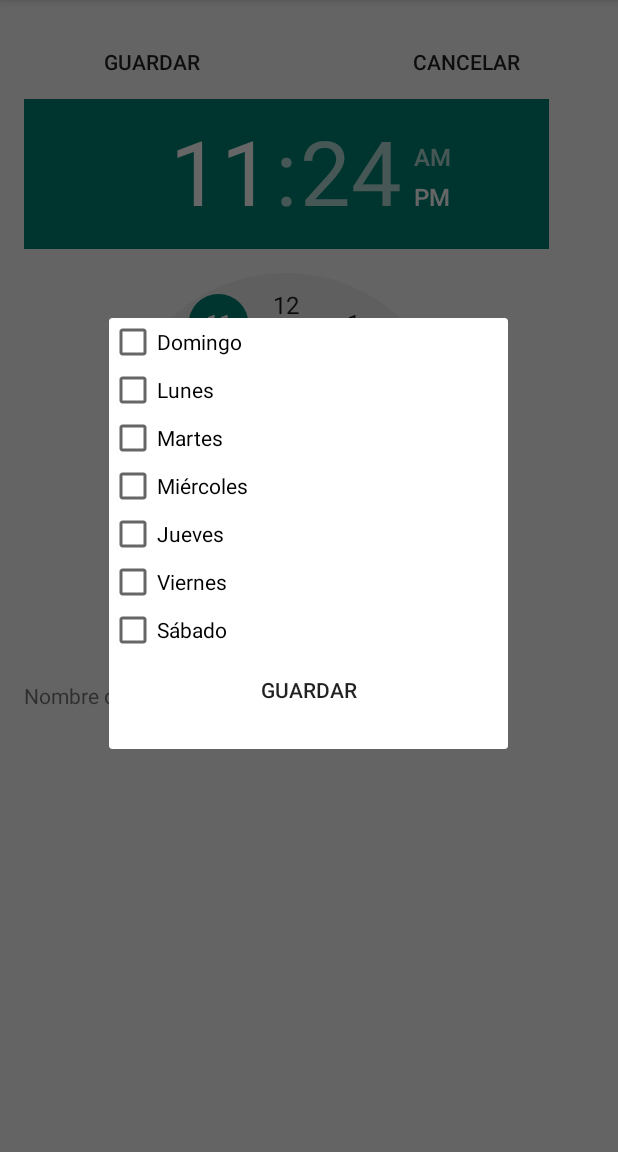
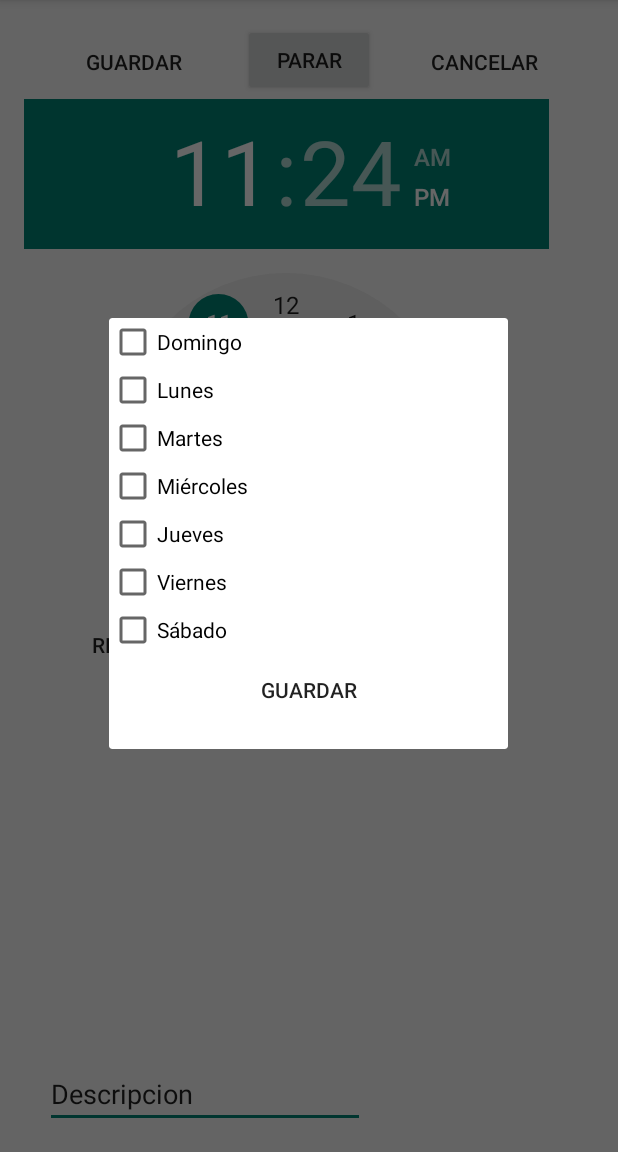
Before and after one commit to MichN7/LampOn, an Android app: the fragment DFragment placed in its activity, on a phone screen of 412 x 824 dp, the part 84-1236 px from its top. Run offline under Robolectric (Android 15) with nearby library versions, the phone set to English and light mode, and no system bars; 3 statements that could not run were skipped.

Commit message:
Se agrego AlarmManager y Sevicio de Ringtone

```diff
--- a/app/build.gradle
+++ b/app/build.gradle
@@ -32,5 +32,7 @@ dependencies {
     compile 'com.facebook.android:facebook-android-sdk:[4,5)'
     compile 'com.android.support:design:24.2.1'
     compile 'com.android.support:support-v4:24.2.1'
+
     testCompile 'junit:junit:4.12'
+    compile 'com.google.android.gms:play-services-appindexing:8.4.0'
 }
--- a/app/src/main/java/com/greye/lampon/DFragment.java
+++ b/app/src/main/java/com/greye/lampon/DFragment.java
@@ -5,7 +5,8 @@ import android.os.Bundle;
 import android.support.v4.app.DialogFragment;
 import android.view.LayoutInflater;
 import android.view.View;
-        import android.view.ViewGroup;
+import android.view.View.OnClickListener;
+import android.view.ViewGroup;
 
 public class DFragment extends DialogFragment {
     @Override
@@ -17,4 +18,6 @@ public class DFragment extends DialogFragment {
         // Do something else
         return rootView;
     }
+
+
 }
--- /dev/null
+++ b/app/src/main/java/com/greye/lampon/DbHelper.java
@@ -0,0 +1,31 @@
+package com.greye.lampon;
+
+import android.content.Context;
+import android.database.sqlite.SQLiteDatabase;
+import android.database.sqlite.SQLiteOpenHelper;
+
+/**
+ * Created by emmanuelgarcia on 05/11/16.
+ */
+
+
+public class DbHelper extends SQLiteOpenHelper {
+    private static final String DB_NAME = "Alarmas.sqlite";
+    private static final int DB_SCHEME_VERSION = 1;
+
+    public DbHelper(Context context) {
+        super(context, DB_NAME, null, DB_SCHEME_VERSION);
+    }
+
+    @Override
+    public void onCreate(SQLiteDatabase db) {
+        db.execSQL(DataBaseManager.CREATE_TABLE_DIAS);
+        db.execSQL(DataBaseManager.CREATE_TABLE_ALARMA);
+
+    }
+
+    @Override
+    public void onUpgrade(SQLiteDatabase db, int oldVersion, int newVersion) {
+
+    }
+}
--- a/app/src/main/java/com/greye/lampon/HourActivity2.java
+++ b/app/src/main/java/com/greye/lampon/HourActivity2.java
@@ -1,6 +1,13 @@
 package com.greye.lampon;
 
+import android.app.AlarmManager;
+import android.app.PendingIntent;
+import android.content.Context;
 import android.content.Intent;
+import android.net.Uri;
+import android.os.Build;
+import android.provider.MediaStore;
+import android.support.annotation.RequiresApi;
 import android.support.v7.app.AppCompatActivity;
 import android.os.Bundle;
 import android.util.Log;
@@ -8,13 +15,45 @@ import android.support.v4.app.FragmentActivity;
 import android.support.v4.app.FragmentManager;
 import android.view.View;
 import android.widget.Button;
+import android.widget.CheckBox;
+import android.widget.RadioButton;
+import android.widget.TimePicker;
+import android.widget.Toast;
 
-public class HourActivity2 extends AppCompatActivity implements View.OnClickListener{
+import com.google.android.gms.appindexing.Action;
+import com.google.android.gms.appindexing.AppIndex;
+import com.google.android.gms.appindexing.Thing;
+import com.google.android.gms.common.api.GoogleApiClient;
+
+import java.util.Calendar;
+
+
+public class HourActivity2 extends AppCompatActivity implements View.OnClickListener {
+
+
+    int Aplazar = 0;
+
+    AlarmManager alarm_Manager;
+    TimePicker alarm_timepicker;
+    Context context;
+    PendingIntent pending_intent;
+    Intent mi_intent;
+    Calendar cal;
+    /**
+     * ATTENTION: This was auto-generated to implement the App Indexing API.
+     * See https://g.co/AppIndexing/AndroidStudio for more information.
+     */
+    private GoogleApiClient client;
+
 
     @Override
     protected void onCreate(Bundle savedInstanceState) {
+
+        DbHelper helper = new DbHelper(this);
         super.onCreate(savedInstanceState);
         setContentView(R.layout.activity_hour2);
+        final Calendar cal = Calendar.getInstance();
+        this.context = this;
 
         Button Repetir = (Button) findViewById(R.id.btnRepetir);
         Repetir.setOnClickListener(this);
@@ -25,38 +64,167 @@ public class HourActivity2 extends AppCompatActivity implements View.OnClickList
         Button Cancelar = (Button) findViewById(R.id.btnCancelar);
         Cancelar.setOnClickListener(this);
 
-        Button Guardar = (Button) findViewById(R.id.btnGuardar);
-        Guardar.setOnClickListener(this);
+        Button btnGuardar = (Button) findViewById(R.id.btnGuardar);
+        Button btnPararAlarma = (Button) findViewById(R.id.btnPararAlarma);
+
+        alarm_Manager = (AlarmManager) getSystemService(ALARM_SERVICE);
+        //se inicializa el timepiker
+        alarm_timepicker = (TimePicker) findViewById(R.id.tpHora);
+
+        final Intent mi_intent = new Intent(this.context, Alarm_Receiver.class);
+
+        btnGuardar.setOnClickListener(new View.OnClickListener() {
+            @RequiresApi(api = Build.VERSION_CODES.M)
+            @Override
+            public void onClick(View v) {
+
+
+                cal.set(Calendar.HOUR_OF_DAY, alarm_timepicker.getCurrentHour());
+                cal.set(Calendar.MINUTE, alarm_timepicker.getCurrentMinute());
+
+                pending_intent = PendingIntent.getBroadcast(HourActivity2.this, 0, mi_intent, PendingIntent.FLAG_UPDATE_CURRENT);
+                alarm_Manager.set(AlarmManager.RTC_WAKEUP, cal.getTimeInMillis(), pending_intent);
+
+                mi_intent.putExtra("extra","alarm_on");
+
+            }
+        });
+/*
+        btnPararAlarma.setOnClickListener(new View.OnClickListener() {
+            @Override
+            public void onClick(View v) {
+                    alarm_Manager.cancel(pending_intent);
+                    mi_intent.putExtra("extra","alarm_off");
+                    sendBroadcast(mi_intent);
+
+
+            }
+        });
+        */
+
+        // ATTENTION: This was auto-generated to implement the App Indexing API.
+        // See https://g.co/AppIndexing/AndroidStudio for more information.
+        client = new GoogleApiClient.Builder(this).addApi(AppIndex.API).build();
     }
+
+
     FragmentManager fm = getSupportFragmentManager();
+
+    @RequiresApi(api = Build.VERSION_CODES.N)
     @Override
     public void onClick(View v) {
-        if (v.getId() == R.id.btnRepetir){
+        if (v.getId() == R.id.btnRepetir) {
             try {
 
                 DFragment dFragment = new DFragment();
                 // Show DialogFragment
                 dFragment.show(fm, "Dialog Fragment");
-            }
-            catch (Exception e){
-                Log.e(null,"error");
+            } catch (Exception e) {
+                Log.e(null, "error");
             }
         }
-        if (v.getId() == R.id.btnAplazar){
+        if (v.getId() == R.id.btnAplazar) {
             try {
                 DFragmentDesplazar dFragmentDs = new DFragmentDesplazar();
                 // Show DialogFragment
                 dFragmentDs.show(fm, "Dialog Fragment");
-            }
-            catch (Exception e){
-                Log.e(null,"error");
+            } catch (Exception e) {
+                Log.e(null, "error");
             }
         }
-        if (v.getId() == R.id.btnCancelar){
+        if (v.getId() == R.id.btnCancelar) {
+            alarm_Manager.cancel(pending_intent);
+            sendBroadcast(mi_intent);
             finish();
         }
-        if (v.getId() == R.id.btnGuardar){
-            //aqui se llama a la base de datos
+
+
+        if (v.getId() == R.id.btnGuardarRepetir) {
+            CheckBox cb1 = (CheckBox) findViewById(R.id.checkBox);
+            CheckBox cb2 = (CheckBox) findViewById(R.id.checkBox2);
+            CheckBox cb3 = (CheckBox) findViewById(R.id.checkBox3);
+            CheckBox cb4 = (CheckBox) findViewById(R.id.checkBox4);
+            CheckBox cb5 = (CheckBox) findViewById(R.id.checkBox5);
+            CheckBox cb6 = (CheckBox) findViewById(R.id.checkBox6);
+            CheckBox cb7 = (CheckBox) findViewById(R.id.checkBox7);
+
+
+            if (cb1.isChecked()) {
+
+                cal.set(Calendar.DAY_OF_WEEK, 2);
+            } else if (cb2.isChecked()) {
+                cal.set(Calendar.DAY_OF_WEEK, 3);
+            } else if (cb3.isChecked()) {
+                cal.set(Calendar.DAY_OF_WEEK, 4);
+            } else if (cb4.isChecked()) {
+                cal.set(Calendar.DAY_OF_WEEK, 5);
+            } else if (cb5.isChecked()) {
+                cal.set(Calendar.DAY_OF_WEEK, 6);
+            } else if (cb6.isChecked()) {
+                cal.set(Calendar.DAY_OF_WEEK, 7);
+            } else if (cb7.isChecked()) {
+                cal.set(Calendar.DAY_OF_WEEK, 8);
+            }
+
+
+            if (v.getId() == R.id.btnGuardarDezplazar) {
+                RadioButton Rbtn = (RadioButton) findViewById(R.id.Rbtn);
+                RadioButton Rbtn1 = (RadioButton) findViewById(R.id.Rbtn1);
+                RadioButton Rbtn2 = (RadioButton) findViewById(R.id.Rbtn2);
+                RadioButton Rbtn3 = (RadioButton) findViewById(R.id.Rbtn3);
+                RadioButton Rbtn4 = (RadioButton) findViewById(R.id.Rbtn4);
+
+                if (Rbtn.isChecked()) {
+                    Aplazar = 3;
+                } else if (Rbtn1.isChecked()) {
+                    Aplazar = 5;
+                } else if (Rbtn2.isChecked()) {
+                    Aplazar = 10;
+                } else if (Rbtn3.isChecked()) {
+                    Aplazar = 15;
+                } else if (Rbtn4.isChecked()) {
+                    Aplazar = 30;
+                }
+
+            }
+
         }
     }
+
+
+    /**
+     * ATTENTION: This was auto-generated to implement the App Indexing API.
+     * See https://g.co/AppIndexing/AndroidStudio for more information.
+     */
+    public Action getIndexApiAction() {
+        Thing object = new Thing.Builder()
+                .setName("HourActivity2 Page") // TODO: Define a title for the content shown.
+                // TODO: Make sure this auto-generated URL is correct.
+                .setUrl(Uri.parse("http://[ENTER-YOUR-URL-HERE]"))
+                .build();
+        return new Action.Builder(Action.TYPE_VIEW)
+                .setObject(object)
+                .setActionStatus(Action.STATUS_TYPE_COMPLETED)
+                .build();
+    }
+
+    @Override
+    public void onStart() {
+        super.onStart();
+
+        // ATTENTION: This was auto-generated to implement the App Indexing API.
+        // See https://g.co/AppIndexing/AndroidStudio for more information.
+        client.connect();
+        AppIndex.AppIndexApi.start(client, getIndexApiAction());
+    }
+
+    @Override
+    public void onStop() {
+        super.onStop();
+
+        // ATTENTION: This was auto-generated to implement the App Indexing API.
+        // See https://g.co/AppIndexing/AndroidStudio for more information.
+        AppIndex.AppIndexApi.end(client, getIndexApiAction());
+        client.disconnect();
+    }
 }
--- a/app/src/main/res/layout/activity_hour2.xml
+++ b/app/src/main/res/layout/activity_hour2.xml
@@ -18,7 +18,9 @@
         android:id="@+id/btnCancelar"
         android:layout_alignParentTop="true"
         android:layout_alignParentRight="true"
-        android:layout_alignParentEnd="true" />
+        android:layout_alignParentEnd="true"
+        android:layout_toRightOf="@+id/btnPararAlarma"
+        android:layout_toEndOf="@+id/btnPararAlarma" />
 
     <Button
         android:text="GUARDAR"
@@ -26,7 +28,9 @@
         android:layout_height="50dp"
         style="@style/Widget.AppCompat.Button.Borderless"
         android:id="@+id/btnGuardar"
-        android:layout_alignParentTop="true"/>
+        android:layout_alignParentTop="true"
+        android:layout_toLeftOf="@+id/btnPararAlarma"
+        android:layout_toStartOf="@+id/btnPararAlarma" />
 
     <Button
         android:text="Repetir"
@@ -62,14 +66,25 @@
         android:layout_alignParentLeft="true"
         android:layout_alignParentStart="true" />
 
-    <TextView
-        android:text="Nombre de la Alarma"
-        android:layout_width="350dp"
-        android:layout_height="50dp"
-        android:id="@+id/txtNombre"
+    <EditText
+        android:layout_width="wrap_content"
+        android:layout_height="wrap_content"
+        android:inputType="textPersonName"
+        android:text="Descripcion "
+        android:ems="10"
         android:layout_alignParentBottom="true"
         android:layout_alignParentLeft="true"
         android:layout_alignParentStart="true"
-        android:layout_below="@+id/btnRepetir" />
+        android:layout_marginLeft="14dp"
+        android:layout_marginStart="14dp"
+        android:id="@+id/editText" />
+
+    <Button
+        android:text="Parar"
+        android:layout_width="wrap_content"
+        android:layout_height="wrap_content"
+        android:id="@+id/btnPararAlarma"
+        android:layout_alignParentTop="true"
+        android:layout_centerHorizontal="true" />
 
 </RelativeLayout>
--- a/app/src/main/res/layout/fragment_repetir.xml
+++ b/app/src/main/res/layout/fragment_repetir.xml
@@ -3,7 +3,7 @@
     android:layout_gravity="center"
     android:layout_width="match_parent"
     android:layout_height="match_parent"
-    tools:context="com.greye.lampon.RepetirFragment">
+    tools:context="com.greye.lampon.HourActivity2">
 
     <!-- TODO: Update blank fragment layout -->
     <LinearLayout
@@ -17,58 +17,50 @@
             android:text="Domingo"
             android:layout_width="match_parent"
             android:layout_height="wrap_content"
-            android:onClick="semana"
             android:id="@+id/checkBox" />
 
         <CheckBox
             android:text="Lunes"
             android:layout_width="match_parent"
             android:layout_height="wrap_content"
-            android:onClick="semana"
             android:id="@+id/checkBox2" />
 
         <CheckBox
             android:text="Martes"
             android:layout_width="match_parent"
             android:layout_height="wrap_content"
-            android:onClick="semana"
             android:id="@+id/checkBox3" />
 
         <CheckBox
             android:text="Miércoles"
             android:layout_width="match_parent"
             android:layout_height="wrap_content"
-            android:onClick="semana"
             android:id="@+id/checkBox4" />
 
         <CheckBox
             android:text="Jueves"
             android:layout_width="match_parent"
             android:layout_height="wrap_content"
-            android:onClick="semana"
             android:id="@+id/checkBox5" />
 
         <CheckBox
             android:text="Viernes"
             android:layout_width="match_parent"
             android:layout_height="wrap_content"
-            android:onClick="semana"
             android:id="@+id/checkBox6" />
 
         <CheckBox
             android:text="Sábado"
             android:layout_width="match_parent"
             android:layout_height="wrap_content"
-            android:onClick="semana"
             android:id="@+id/checkBox7" />
 
         <Button
             android:text="Guardar"
             android:layout_width="match_parent"
             android:layout_height="wrap_content"
-            android:onClick="save"
             style="@style/Widget.AppCompat.Button.Borderless"
-            android:id="@+id/btnGuardar" />
+            android:id="@+id/btnGuardarRepetir" />
 
     </LinearLayout>
 </FrameLayout>
```
Also changed, not shown: app/src/main/AndroidManifest.xml (+16 -1 lines), app/src/main/java/com/greye/lampon/Alarm_Receiver.java (added, +26 -0 lines), app/src/main/java/com/greye/lampon/DataBaseManager.java (added, +29 -0 lines), app/src/main/java/com/greye/lampon/Repetir.java (deleted, +0 -90 lines), app/src/main/java/com/greye/lampon/RingTonePlayingService.java (added, +51 -0 lines), app/src/main/res/layout/fragment_d.xml (+7 -3 lines), 1 other file.
